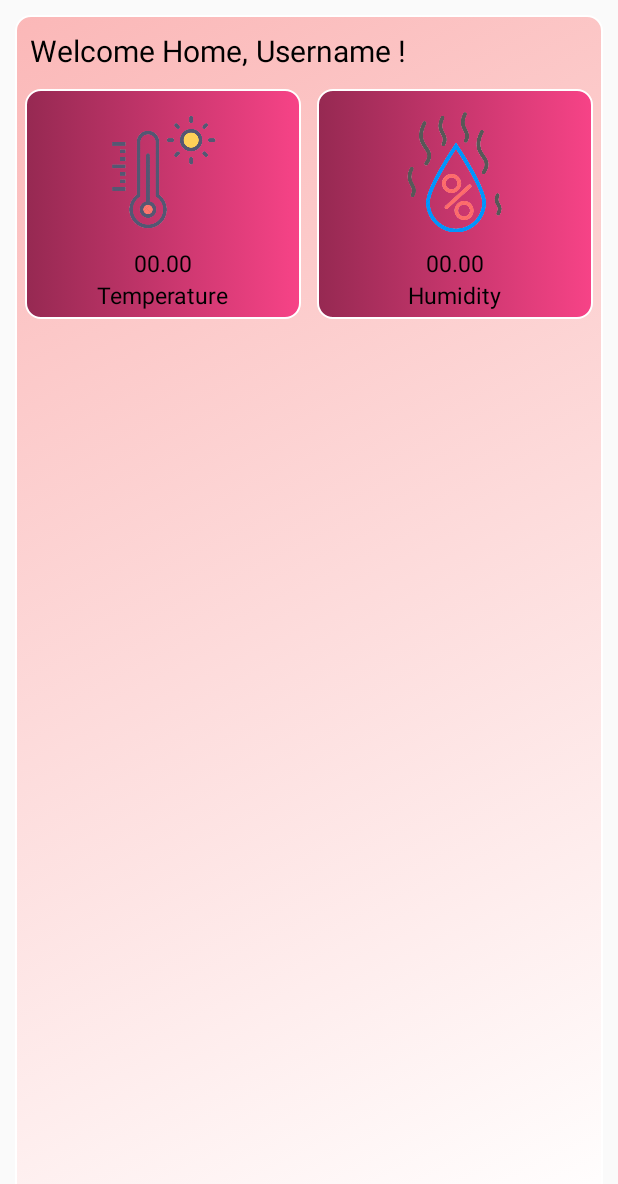
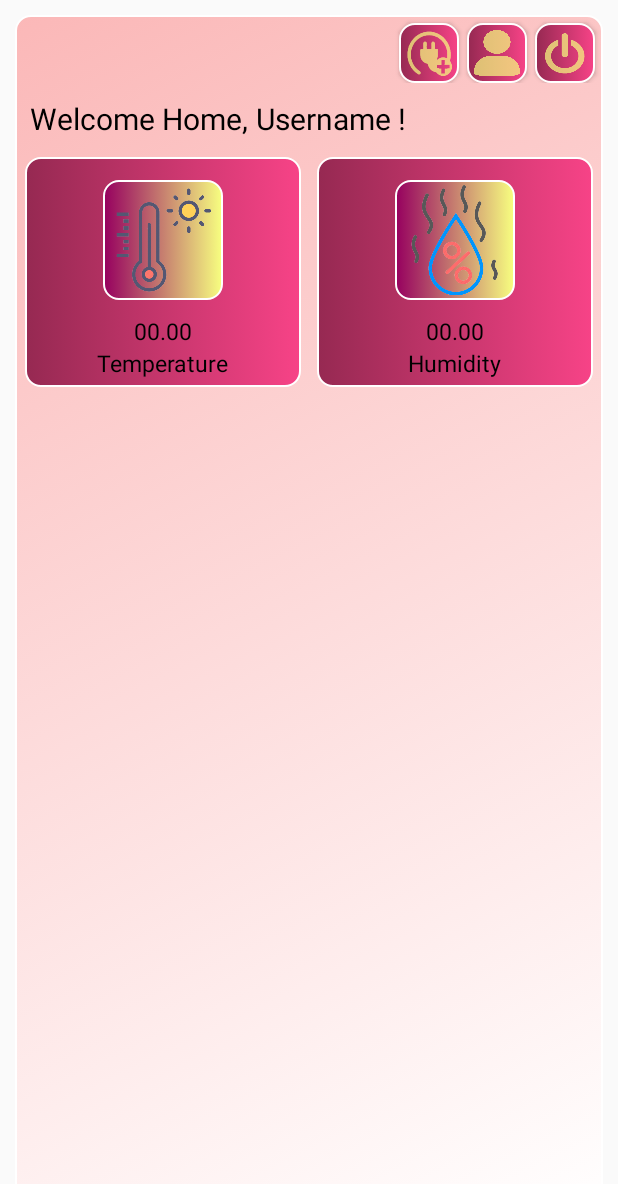
Before and after one commit to shidandev/WeHome, an Android app: the Dashboard screen opened directly, with no data from a screen before it, on a phone screen of 412 x 824 dp. Shown: the top 1184 px of the screen. Run offline under Robolectric (Android 15) with nearby library versions, the phone set to English and light mode, and no system bars; our stand-ins replace Firebase (no records; nobody signed in at launch, a user with empty details on screens opened directly); libraries missing offline, so code that uses them is left out: com.mohammedalaa.seekbar, com.zcw.togglebutton; plain views replace RangeSeekBarView, ToggleButton; 2 statements that could not run were skipped.

Commit message:
add module device

```diff
--- a/app/src/main/AndroidManifest.xml
+++ b/app/src/main/AndroidManifest.xml
@@ -9,7 +9,8 @@
         android:roundIcon="@mipmap/ic_launcher_round"
         android:supportsRtl="true"
         android:theme="@style/Theme.AppCompat.DayNight.NoActionBar">
-        <activity android:name=".Dashboard"></activity>
+        <activity android:name=".AddDevice"></activity>
+        <activity android:name=".Dashboard" />
         <activity android:name=".MainActivity">
             <intent-filter>
                 <action android:name="android.intent.action.MAIN" />
--- /dev/null
+++ b/app/src/main/res/drawable/button_add_device.xml
@@ -0,0 +1,34 @@
+<?xml version="1.0" encoding="utf-8"?>
+<selector xmlns:android="http://schemas.android.com/apk/res/android">
+    <item android:state_pressed="false">
+        <layer-list>
+            <item>
+                <shape android:shape="rectangle">
+                    <gradient android:endColor="#F74387" android:startColor="#962952" />
+                    <stroke android:width="1dp" android:color="#ffffff" />
+                    <corners android:radius="10dp" />
+                    <padding android:top="5dp" android:bottom="5dp" android:left="5dp" android:right="5dp"/>
+                </shape>
+            </item>
+            <item>
+                <bitmap android:filter="true" android:alpha="0.7" android:antialias="true" android:src="@drawable/device_add" android:tint="#F7ff80" />
+            </item>
+        </layer-list>
+    </item>
+    <item android:state_pressed="true">
+        <layer-list>
+            <item>
+
+                <shape android:shape="rectangle">
+                    <gradient android:endColor="#962952" android:startColor="#F74387" />
+                    <stroke android:width="1dp" android:color="#ffffff" />
+                    <corners android:radius="10dp" />
+                    <padding android:top="5dp" android:bottom="5dp" android:left="5dp" android:right="5dp"/>
+                </shape>
+            </item>
+            <item>
+                <bitmap android:src="@drawable/device_add" />
+            </item>
+        </layer-list>
+    </item>
+</selector>
--- /dev/null
+++ b/app/src/main/res/drawable/button_list_user.xml
@@ -0,0 +1,34 @@
+<?xml version="1.0" encoding="utf-8"?>
+<selector xmlns:android="http://schemas.android.com/apk/res/android">
+    <item android:state_pressed="false">
+        <layer-list>
+            <item>
+                <shape android:shape="rectangle">
+                    <gradient android:endColor="#F74387" android:startColor="#962952" />
+                    <stroke android:width="1dp" android:color="#ffffff" />
+                    <corners android:radius="10dp" />
+                    <padding android:top="5dp" android:bottom="5dp" android:left="5dp" android:right="5dp"/>
+                </shape>
+            </item>
+            <item>
+                <bitmap android:filter="true" android:alpha="0.7" android:antialias="true" android:src="@drawable/list_user" android:tint="#F7ff80" />
+            </item>
+        </layer-list>
+    </item>
+    <item android:state_pressed="true">
+        <layer-list>
+            <item>
+
+                <shape android:shape="rectangle">
+                    <gradient android:endColor="#962952" android:startColor="#F74387" />
+                    <stroke android:width="1dp" android:color="#ffffff" />
+                    <corners android:radius="10dp" />
+                    <padding android:top="5dp" android:bottom="5dp" android:left="5dp" android:right="5dp"/>
+                </shape>
+            </item>
+            <item>
+                <bitmap android:src="@drawable/list_user" />
+            </item>
+        </layer-list>
+    </item>
+</selector>
--- /dev/null
+++ b/app/src/main/res/drawable/button_logout.xml
@@ -0,0 +1,35 @@
+<?xml version="1.0" encoding="utf-8"?>
+<selector xmlns:android="http://schemas.android.com/apk/res/android">
+    <item android:state_pressed="false">
+        <layer-list>
+            <item>
+                <shape android:shape="rectangle">
+                    <gradient android:endColor="#F74387" android:startColor="#962952" />
+                    <stroke android:width="1dp" android:color="#ffffff" />
+                    <corners android:radius="10dp" />
+                    <padding android:top="5dp" android:bottom="5dp" android:left="5dp" android:right="5dp"/>
+                </shape>
+            </item>
+            <item>
+                <bitmap android:filter="true" android:alpha="0.7" android:antialias="true" android:src="@drawable/icon_logout" android:tint="#F7ff80" />
+            </item>
+        </layer-list>
+    </item>
+    <item android:state_pressed="true">
+        <layer-list>
+            <item>
+
+                <shape android:shape="rectangle">
+                    <gradient android:endColor="#962952" android:startColor="#F74387" />
+                    <stroke android:width="1dp" android:color="#ffffff" />
+                    <corners android:radius="10dp" />
+                    <padding android:top="5dp" android:bottom="5dp" android:left="5dp" android:right="5dp"/>
+                </shape>
+            </item>
+            <item>
+                <bitmap android:src="@drawable/icon_logout" />
+            </item>
+        </layer-list>
+        <bitmap android:src="@drawable/icon_logout" />
+    </item>
+</selector>
--- a/app/src/main/res/layout/activity_dashboard.xml
+++ b/app/src/main/res/layout/activity_dashboard.xml
@@ -12,10 +12,45 @@
         android:layout_height="match_parent"
         android:layout_margin="10dp"
         android:background="@drawable/front_bg">
+        <RelativeLayout
+            android:layout_width="match_parent"
+            android:layout_height="wrap_content"
+            android:id="@+id/navigation_information">
+            <Button
+                android:onClick="logout"
+                android:layout_alignParentEnd="true"
+                android:id="@+id/logout_btn"
+                android:layout_width="40dp"
+                android:layout_height="40dp"
+                android:layout_marginTop="5dp"
+                android:layout_marginRight="5dp"
+                android:background="@drawable/button_logout"
+                />
+            <Button
 
+                android:layout_toLeftOf="@id/logout_btn"
+                android:id="@+id/user_list_btn"
+                android:layout_width="40dp"
+                android:layout_height="40dp"
+                android:layout_marginTop="5dp"
+                android:layout_marginRight="5dp"
+                android:background="@drawable/button_list_user"
+                />
+            <Button
+                android:onClick="add_device"
+                android:layout_toLeftOf="@id/user_list_btn"
+                android:id="@+id/add_device_btn"
+                android:layout_width="40dp"
+                android:layout_height="40dp"
+                android:layout_marginTop="5dp"
+                android:layout_marginRight="5dp"
+                android:background="@drawable/button_add_device"
+                />
+        </RelativeLayout>
         <LinearLayout
+            android:layout_below="@+id/navigation_information"
             android:id="@+id/user_information"
-            android:layout_width="match_parent"
+            android:layout_width="wrap_content"
             android:layout_height="wrap_content">
 
             <TextView
@@ -45,6 +80,8 @@
                 android:textColor="@android:color/black"
                 android:textSize="20dp" />
 
+
+
         </LinearLayout>
 
         <LinearLayout
@@ -69,10 +106,12 @@
                 android:weightSum="1">
 
                 <ImageView
+                    android:padding="3dp"
                     android:layout_width="80dp"
                     android:layout_height="80dp"
                     android:layout_margin="10dp"
-                    android:background="@drawable/icon_temp" />
+                    android:src="@drawable/icon_temp"
+                    android:background="@drawable/component_image_div"/>
 
                 <TextView
                     android:id="@+id/temperature_reading"
@@ -101,10 +140,12 @@
                 android:weightSum="1">
 
                 <ImageView
+                    android:padding="3dp"
                     android:layout_width="80dp"
                     android:layout_height="80dp"
                     android:layout_margin="10dp"
-                    android:background="@drawable/icon_humidity" />
+                    android:background="@drawable/component_image_div"
+                    android:src="@drawable/icon_humidity" />
 
                 <TextView
                     android:id="@+id/humidity_reading"
```
Also changed, not shown: app/src/main/java/com/example/wehome/AddDevice.java (added, +66 -0 lines), app/src/main/java/com/example/wehome/Dashboard.java (+52 -19 lines), app/src/main/java/com/example/wehome/controller/DeviceArrayAdapter.java (+9 -2 lines), app/src/main/java/com/example/wehome/controller/IconSpinnerAdapter.java (added, +53 -0 lines), app/src/main/java/com/example/wehome/model/Icon.java (added, +25 -0 lines), app/src/main/res/drawable/button_add_user.xml (added, +34 -0 lines), app/src/main/res/layout/activity_add_device.xml (added, +123 -0 lines), app/src/main/res/layout/activity_main.xml (+9 -9 lines), app/src/main/res/layout/comp_view.xml (+19 -0 lines), app/src/main/res/layout/spinner_icon.xml (added, +22 -0 lines), app/src/main/res/drawable/device_add.png (added), app/src/main/res/drawable/icon_logout.png (added), app/src/main/res/drawable/list_user.png (added), app/src/main/res/drawable/plug.jpg (added), 1 more files.
